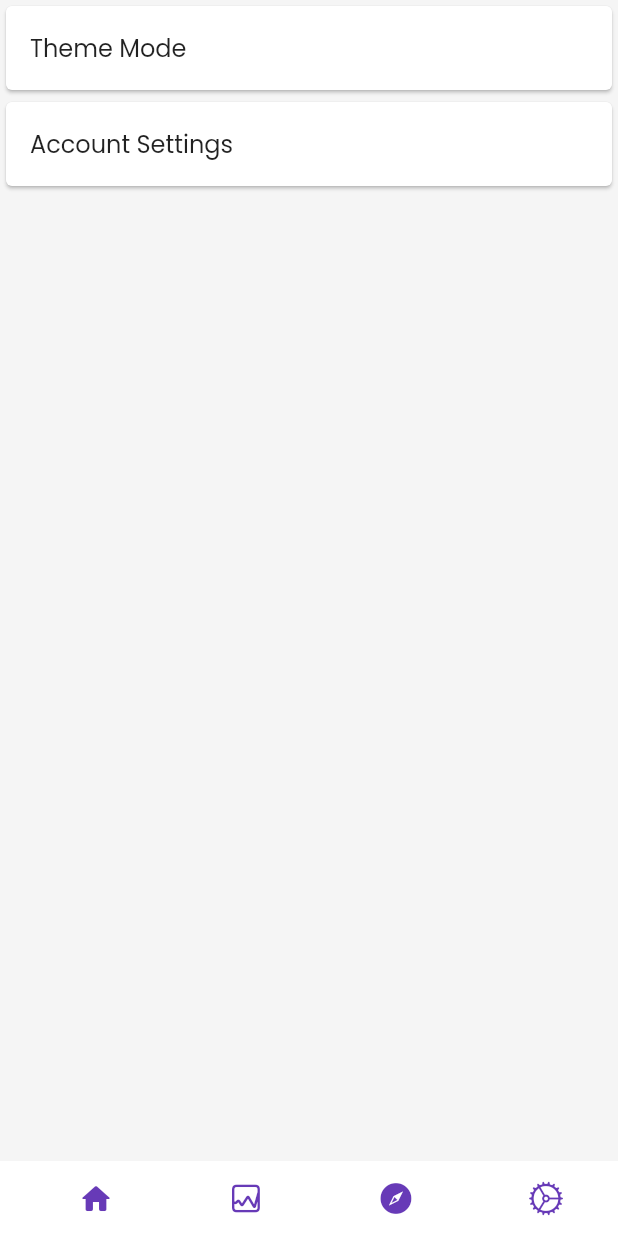
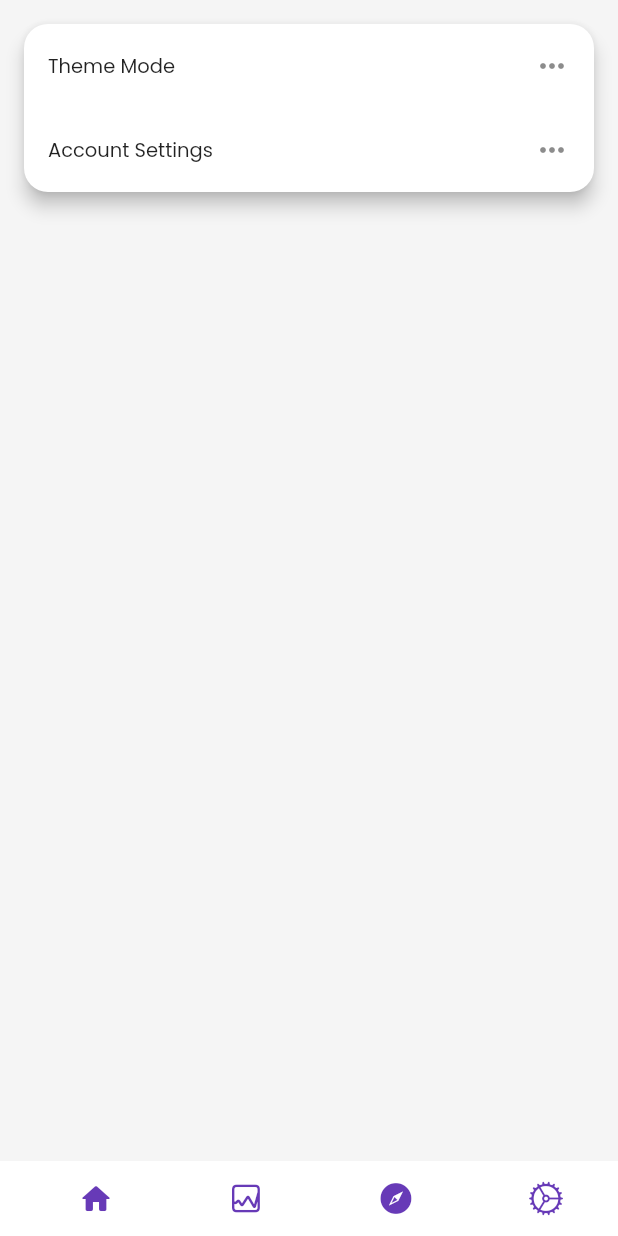
Before and after one commit to shubham-rawal/CryptoBazzi, a Flutter app: the SettingsPage screen opened by its route, on a phone screen of 412 x 824 dp. Run offline on Flutter 3.47's test engine with Material 2 defaults, Android fonts, the phone set to English and light mode, and no system bars; our stand-ins replace google_fonts, velocity_x; statements that could not run were skipped.

Commit message:
card layout set

```diff
--- a/cryptobaazi/lib/pages/settings.dart
+++ b/cryptobaazi/lib/pages/settings.dart
@@ -1,3 +1,4 @@
+import 'package:flutter/cupertino.dart';
 import 'package:flutter/material.dart';
 import 'package:velocity_x/velocity_x.dart';
 
@@ -13,23 +14,33 @@ class _SettingsPageState extends State<SettingsPage> {
   Widget build(BuildContext context) {
     return SafeArea(
       child: Scaffold(
-        body: Column(
+        body: Container(
+          padding: EdgeInsets.all(12),
+          child: Column(
             children: [
               Card(
-              child: ListTile(
-                title: "Theme Mode".text.make(),
+                elevation: 5.0,
+                shape: RoundedRectangleBorder(
+                    borderRadius: BorderRadius.circular(16)),
+                child: Column(
+                  mainAxisAlignment: MainAxisAlignment.spaceBetween,
+                  children: [
+                    ListTile(
+                      title: "Theme Mode".text.size(13).make(),
+                      trailing: Icon(Icons.more_horiz_outlined),
                       onTap: () {
-                  ThemeMode.light;
                         setState(() {});
                       },
                     ),
+                    ListTile(
+                      title: "Account Settings".text.size(13).make(),
+                      trailing: Icon(Icons.more_horiz_outlined),
                     ),
-            Card(
-              child: ListTile(
-                title: "Account Settings".text.make(),
+                  ], // Add tiles Within cards
                 ),
+              ), //For Addition of Multiple Cards
+            ],
           ),
-          ],
         ),
         bottomNavigationBar: MainBar(),
       ),
```
Lines whose indentation alone changed are shown as unchanged.
